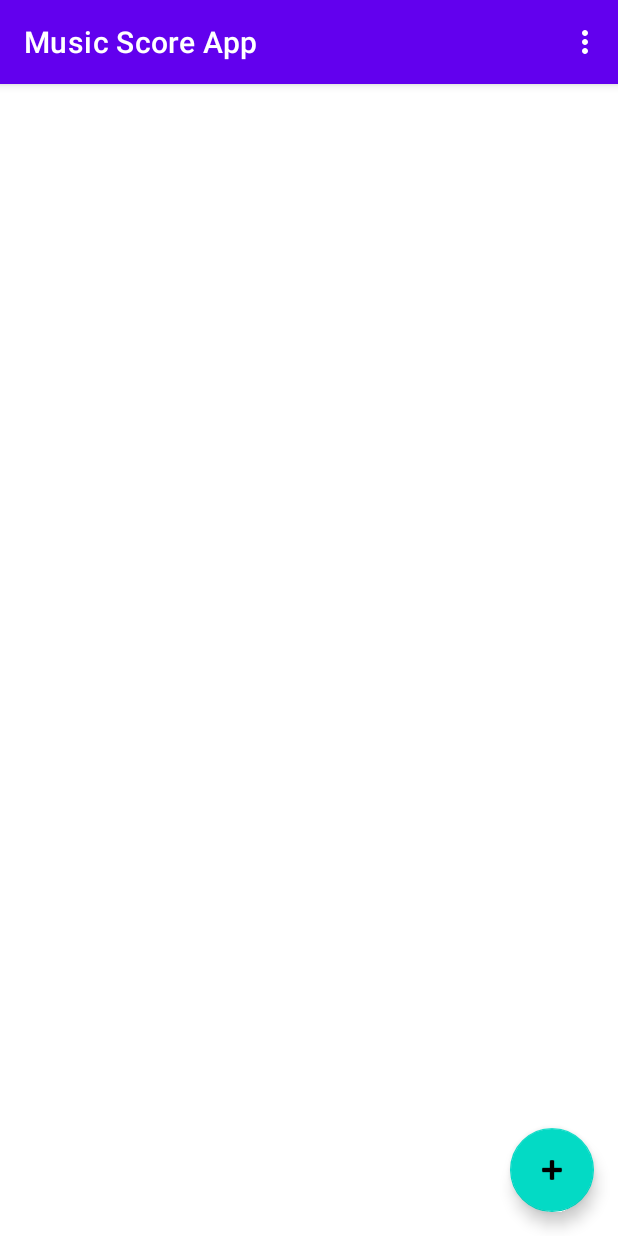
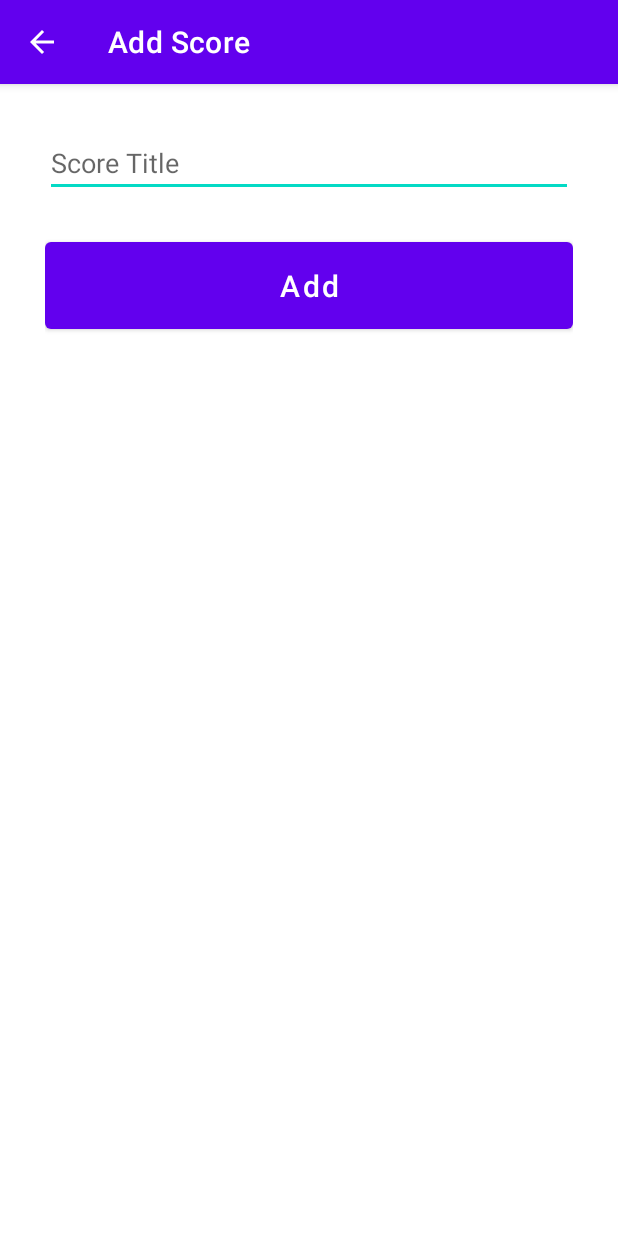
Before and after one commit to Mjgb77/music-score-app, an Android app: the screen it shows after launch (MainActivity before the commit, AddScoreActivity after it), after a tap on an icon or button, on a phone screen of 412 x 824 dp. Run offline under Robolectric (Android 15) with nearby library versions, the phone set to English and light mode, and no system bars; 1 statement that could not run was skipped.

Commit message:
Create add score actity

```diff
--- a/app/src/main/AndroidManifest.xml
+++ b/app/src/main/AndroidManifest.xml
@@ -9,6 +9,11 @@
         android:roundIcon="@mipmap/ic_launcher_round"
         android:supportsRtl="true"
         android:theme="@style/Theme.MusicScoreApp">
+        <activity android:name=".AddScoreActivity"
+            android:label="@string/add_score"
+            android:launchMode="singleTask"
+            android:parentActivityName=".MainActivity">
+        </activity>
         <activity
             android:name=".MainActivity"
             android:label="@string/app_name"
--- /dev/null
+++ b/app/src/main/java/com/example/musicscoreapp/AddScoreActivity.kt
@@ -0,0 +1,37 @@
+package com.example.musicscoreapp
+
+import android.content.Intent
+import androidx.appcompat.app.AppCompatActivity
+import android.os.Bundle
+import android.widget.Button
+import android.widget.EditText
+import androidx.recyclerview.widget.RecyclerView
+
+class AddScoreActivity : AppCompatActivity() {
+    override fun onCreate(savedInstanceState: Bundle?) {
+        super.onCreate(savedInstanceState)
+        setContentView(R.layout.activity_add_score)
+
+        titleInput = findViewById(R.id.title_input)
+        addButton = findViewById(R.id.add_button)
+
+        addButton?.setOnClickListener { _ ->
+            val title = titleInput?.text.toString().trim()
+
+            if(title.isEmpty()){
+                titleInput?.error = "Title should not be blank"
+                return@setOnClickListener
+            }
+
+            val databaseHelper = DatabaseHelper(this)
+            databaseHelper.addScore(title)
+            finish()
+        }
+    }
+
+
+    companion object {
+        private var titleInput : EditText? = null
+        private var addButton: Button? = null
+    }
+}
--- a/app/src/main/java/com/example/musicscoreapp/DatabaseHelper.kt
+++ b/app/src/main/java/com/example/musicscoreapp/DatabaseHelper.kt
@@ -18,6 +18,7 @@ class DatabaseHelper(private val context: Context) : SQLiteOpenHelper(context, D
     }
 
     fun addScore(title: String){
+        //TODO validate that there is not another score with the same title
         val db =  this.writableDatabase;
         val cv =  ContentValues();
 
--- a/app/src/main/java/com/example/musicscoreapp/MainActivity.kt
+++ b/app/src/main/java/com/example/musicscoreapp/MainActivity.kt
@@ -1,14 +1,13 @@
 package com.example.musicscoreapp
 
+import android.content.Intent
 import android.os.Bundle
-import com.google.android.material.floatingactionbutton.FloatingActionButton
-import androidx.appcompat.app.AppCompatActivity
 import android.view.Menu
 import android.view.MenuItem
-import androidx.constraintlayout.widget.ConstraintLayout
+import androidx.appcompat.app.AppCompatActivity
 import androidx.recyclerview.widget.LinearLayoutManager
 import androidx.recyclerview.widget.RecyclerView
-import kotlin.random.Random
+import com.google.android.material.floatingactionbutton.FloatingActionButton
 
 class MainActivity : AppCompatActivity() {
 
@@ -16,11 +15,9 @@ class MainActivity : AppCompatActivity() {
         super.onCreate(savedInstanceState)
         setContentView(R.layout.activity_main)
         setSupportActionBar(findViewById(R.id.toolbar))
-        findViewById<FloatingActionButton>(R.id.fab).setOnClickListener { view ->
-
-                val scoreTitle = "My Score #" + Random(System.nanoTime()).nextInt(1, 1000000);
-                val db = DatabaseHelper(this)
-                db.addScore(scoreTitle)
+        findViewById<FloatingActionButton>(R.id.fab).setOnClickListener { _ ->
+            val intent = Intent(this, AddScoreActivity::class.java)
+            startActivity(intent)
         }
         recyclerView = findViewById(R.id.recyclerView);
 
--- /dev/null
+++ b/app/src/main/res/layout/activity_add_score.xml
@@ -0,0 +1,32 @@
+<?xml version="1.0" encoding="utf-8"?>
+<androidx.constraintlayout.widget.ConstraintLayout xmlns:android="http://schemas.android.com/apk/res/android"
+    xmlns:app="http://schemas.android.com/apk/res-auto"
+    xmlns:tools="http://schemas.android.com/tools"
+    android:layout_width="match_parent"
+    android:layout_height="match_parent"
+    tools:context=".AddScoreActivity"
+    android:padding="30dp">
+
+    <EditText
+        android:id="@+id/title_input"
+        android:layout_width="match_parent"
+        android:layout_height="wrap_content"
+        android:ems="10"
+        android:hint="Score Title"
+        android:inputType="textPersonName"
+        tools:layout_editor_absoluteX="30dp"
+        tools:layout_editor_absoluteY="16dp" />
+
+    <Button
+        android:id="@+id/add_button"
+        android:layout_width="match_parent"
+        android:layout_height="70dp"
+        android:layout_marginTop="24dp"
+        android:textSize="20sp"
+        android:text="Add"
+        android:textAllCaps="false"
+        app:layout_constraintEnd_toEndOf="parent"
+        app:layout_constraintHorizontal_bias="0.733"
+        app:layout_constraintStart_toStartOf="parent"
+        app:layout_constraintTop_toBottomOf="@+id/title_input" />
+</androidx.constraintlayout.widget.ConstraintLayout>
--- a/app/src/main/res/values/strings.xml
+++ b/app/src/main/res/values/strings.xml
@@ -1,4 +1,5 @@
 <resources>
     <string name="app_name">Music Score App</string>
+    <string name="add_score">Add Score</string>
     <string name="action_settings">Settings</string>
 </resources>
```
